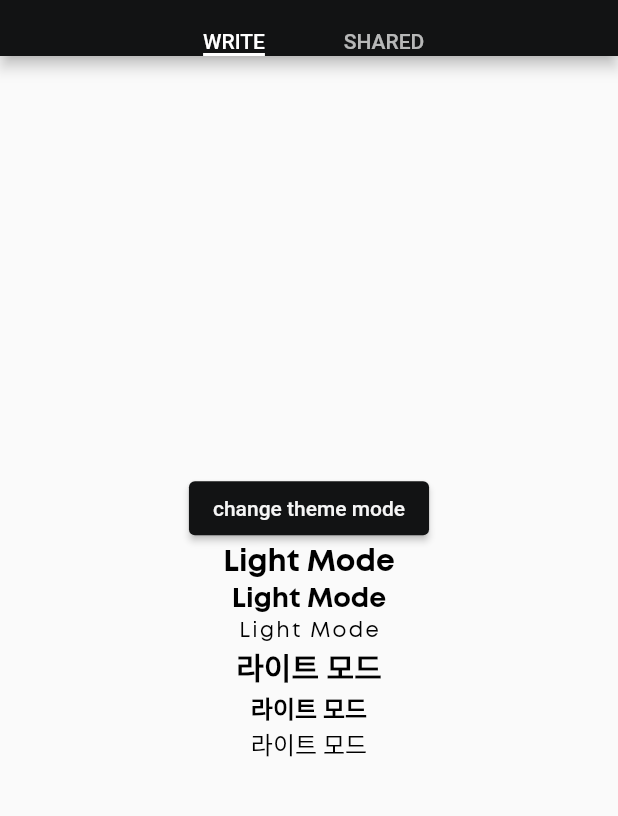
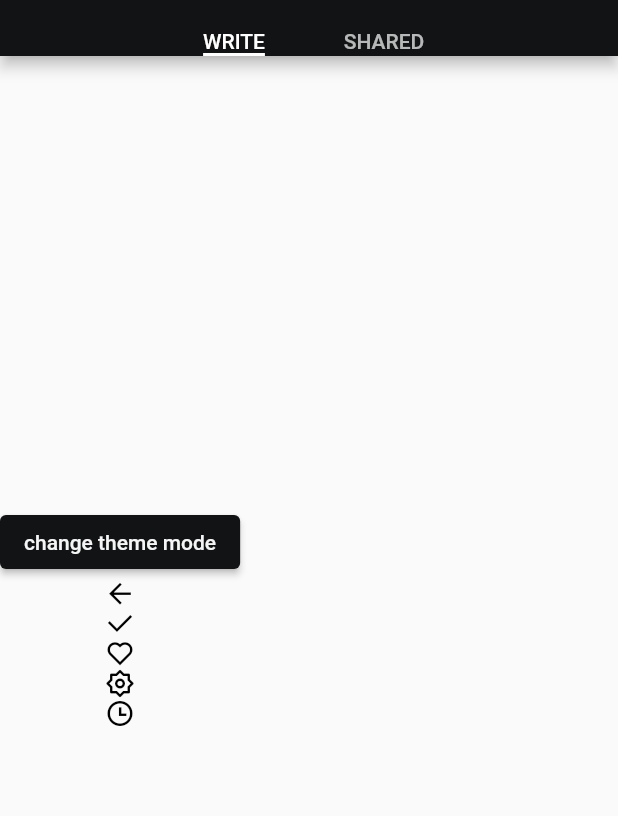
Before and after one commit to Billionaire-Project/four_hours_client, a Flutter app: the screen it shows after launch, on a phone screen of 412 x 824 dp, the part 58-874 px from its top. Run offline on Flutter 3.47's test engine with Material 2 defaults, Android fonts, the phone set to English and light mode, and no system bars; our stand-ins replace firebase_core, flutter_riverpod, go_router, shared_preferences; accounts and stored records are empty; Roboto replaces fonts that are missing (Pretendard).

Commit message:
[Add] Add custom icons

```diff
--- /dev/null
+++ b/lib/utils/custom_icons.dart
@@ -0,0 +1,66 @@
+/// Flutter icons CustomIcons
+/// Copyright (C) 2023 by original authors @ fluttericon.com, fontello.com
+/// This font was generated by FlutterIcon.com, which is derived from Fontello.
+///
+/// To use this font, place it in your fonts/ directory and include the
+/// following in your pubspec.yaml
+///
+/// flutter:
+///   fonts:
+///    - family:  CustomIcons
+///      fonts:
+///       - asset: fonts/CustomIcons.ttf
+///
+///
+///
+import 'package:flutter/widgets.dart';
+
+class CustomIcons {
+  CustomIcons._();
+
+  static const _kFontFam = 'CustomIcons';
+  static const String? _kFontPkg = null;
+
+  static const IconData arrow_left_line =
+      IconData(0xe800, fontFamily: _kFontFam, fontPackage: _kFontPkg);
+  static const IconData arrow_right_line =
+      IconData(0xe801, fontFamily: _kFontFam, fontPackage: _kFontPkg);
+  static const IconData check_line =
+      IconData(0xe802, fontFamily: _kFontFam, fontPackage: _kFontPkg);
+  static const IconData close_line =
+      IconData(0xe803, fontFamily: _kFontFam, fontPackage: _kFontPkg);
+  static const IconData copy_fill =
+      IconData(0xe804, fontFamily: _kFontFam, fontPackage: _kFontPkg);
+  static const IconData copy_line =
+      IconData(0xe805, fontFamily: _kFontFam, fontPackage: _kFontPkg);
+  static const IconData delete_bin_fill =
+      IconData(0xe806, fontFamily: _kFontFam, fontPackage: _kFontPkg);
+  static const IconData delete_bin_line =
+      IconData(0xe807, fontFamily: _kFontFam, fontPackage: _kFontPkg);
+  static const IconData heart_fill =
+      IconData(0xe808, fontFamily: _kFontFam, fontPackage: _kFontPkg);
+  static const IconData heart_line =
+      IconData(0xe809, fontFamily: _kFontFam, fontPackage: _kFontPkg);
+  static const IconData moon_fill =
+      IconData(0xe80a, fontFamily: _kFontFam, fontPackage: _kFontPkg);
+  static const IconData more_line =
+      IconData(0xe80b, fontFamily: _kFontFam, fontPackage: _kFontPkg);
+  static const IconData pencil_fill =
+      IconData(0xe80c, fontFamily: _kFontFam, fontPackage: _kFontPkg);
+  static const IconData question_line =
+      IconData(0xe80d, fontFamily: _kFontFam, fontPackage: _kFontPkg);
+  static const IconData report_fill =
+      IconData(0xe80e, fontFamily: _kFontFam, fontPackage: _kFontPkg);
+  static const IconData report_line =
+      IconData(0xe80f, fontFamily: _kFontFam, fontPackage: _kFontPkg);
+  static const IconData settings_line =
+      IconData(0xe810, fontFamily: _kFontFam, fontPackage: _kFontPkg);
+  static const IconData sun_fill =
+      IconData(0xe811, fontFamily: _kFontFam, fontPackage: _kFontPkg);
+  static const IconData time_line =
+      IconData(0xe812, fontFamily: _kFontFam, fontPackage: _kFontPkg);
+  static const IconData timer_fill =
+      IconData(0xe813, fontFamily: _kFontFam, fontPackage: _kFontPkg);
+  static const IconData view_false_fill =
+      IconData(0xe814, fontFamily: _kFontFam, fontPackage: _kFontPkg);
+}
--- a/lib/views/write_screen.dart/write_page.dart
+++ b/lib/views/write_screen.dart/write_page.dart
@@ -1,6 +1,7 @@
 import 'package:flutter/material.dart';
 import 'package:flutter_riverpod/flutter_riverpod.dart';
 import 'package:four_hours_client/providers/theme_provider.dart';
+import 'package:four_hours_client/utils/custom_icons.dart';
 import 'package:four_hours_client/views/widgets/main_wrapper.dart';
 
 class WritePage extends ConsumerWidget {
@@ -19,39 +20,31 @@ class WritePage extends ConsumerWidget {
                 ref.read(themeNotifierProvider.notifier).changeTheme(),
             child: const Text('change theme mode'),
           ),
-          Center(
-            child: Text(isDarkMode ? 'Dark Mode' : 'Light Mode',
-                style: Theme.of(context)
-                    .textTheme
-                    .headlineSmall
-                    ?.copyWith(fontFamily: 'Mont')),
+          const Icon(
+            CustomIcons.arrow_left_line,
+            size: 20,
+            color: Colors.black,
           ),
-          Center(
-            child: Text(isDarkMode ? 'Dark Mode' : 'Light Mode',
-                style: Theme.of(context)
-                    .textTheme
-                    .titleLarge
-                    ?.copyWith(fontFamily: 'Mont')),
+          const Icon(
+            CustomIcons.check_line,
+            size: 20,
+            color: Colors.black,
           ),
-          Center(
-            child: Text(isDarkMode ? 'Dark Mode' : 'Light Mode',
-                style: Theme.of(context)
-                    .textTheme
-                    .labelSmall
-                    ?.copyWith(fontFamily: 'Mont')),
+          const Icon(
+            CustomIcons.heart_line,
+            size: 20,
+            color: Colors.black,
           ),
-          Center(
-            child: Text(isDarkMode ? '다크 모드' : '라이트 모드',
-                style: Theme.of(context).textTheme.headlineSmall),
+          const Icon(
+            CustomIcons.settings_line,
+            size: 20,
+            color: Colors.black,
           ),
-          Center(
-            child: Text(isDarkMode ? '다크 모드' : '라이트 모드',
-                style: Theme.of(context).textTheme.titleMedium),
+          const Icon(
+            CustomIcons.time_line,
+            size: 20,
+            color: Colors.black,
           ),
-          Center(
-            child: Text(isDarkMode ? '다크 모드' : '라이트 모드',
-                style: Theme.of(context).textTheme.bodyMedium),
-          )
         ],
       ),
     );
--- a/pubspec.yaml
+++ b/pubspec.yaml
@@ -86,6 +86,9 @@ flutter:
           weight: 900
         - asset: assets/fonts/Mont-Regular.ttf
           weight: 800
+    - family: CustomIcons
+      fonts:
+        - asset: assets/fonts/CustomIcons.ttf
     #   - family: Trajan Pro
     #     fonts:
     #       - asset: fonts/TrajanPro.ttf
```
Also changed, not shown: assets/fonts/CustomIcons.ttf (added).
